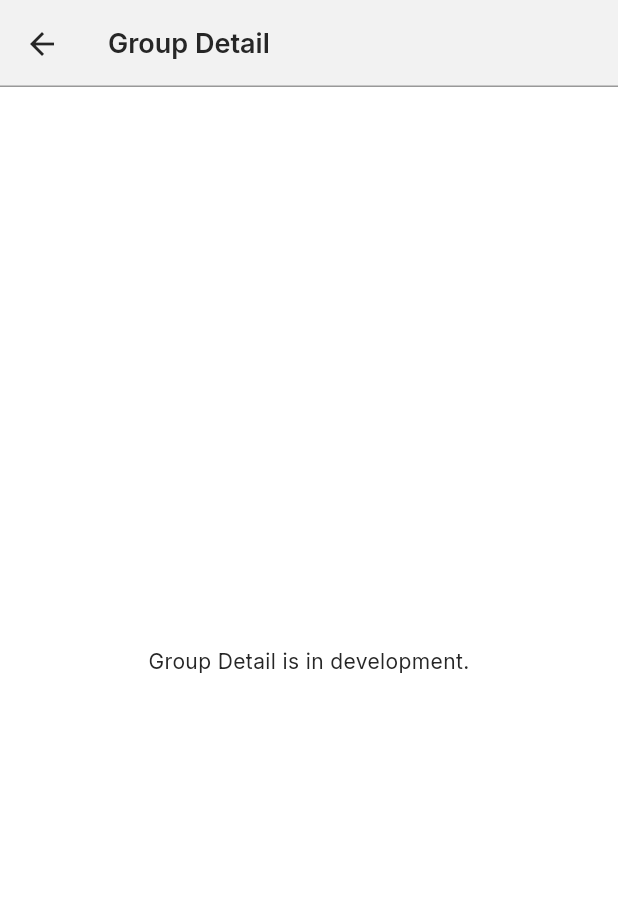
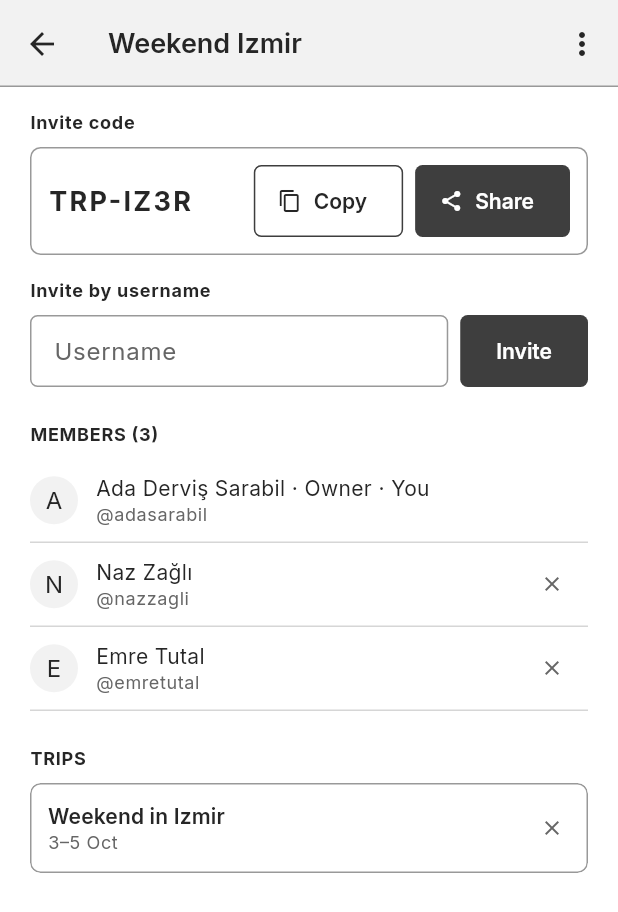
Before and after one commit to adasarabil/TripMate, a Flutter app: the MyGroupsScreen screen opened directly, after a tap on an icon or button, on a phone screen of 412 x 824 dp. Shown: the top 912 px of the screen. Run offline on Flutter 3.47's test engine with Material 3 defaults, Android fonts, the phone set to English and light mode, and no system bars; our stand-ins replace material_ui, share_plus.

Commit message:
Implement group detail with invite, copy and share

```diff
--- /dev/null
+++ b/lib/features/groups/group_detail_screen.dart
@@ -0,0 +1,464 @@
+import 'package:flutter/services.dart';
+import 'package:material_ui/material_ui.dart';
+import 'package:provider/provider.dart';
+import 'package:share_plus/share_plus.dart';
+
+import '../../app/demo_session.dart';
+import '../../app/step22_routes.dart';
+import '../../data/demo_models.dart';
+import '../../data/group_store.dart';
+import '../../data/trip_store.dart';
+import '../../ui/app_theme.dart';
+import '../trips/trip_format.dart';
+import 'groups_common.dart';
+
+/// 19 · Group Detail & Invite.
+class GroupDetailScreen extends StatefulWidget {
+  const GroupDetailScreen({super.key, required this.groupId});
+
+  final String groupId;
+
+  @override
+  State<GroupDetailScreen> createState() => _GroupDetailScreenState();
+}
+
+class _GroupDetailScreenState extends State<GroupDetailScreen> {
+  final _username = TextEditingController();
+  String? _inviteError;
+  var _busy = false;
+
+  @override
+  void dispose() {
+    _username.dispose();
+    super.dispose();
+  }
+
+  void _snack(String message) {
+    ScaffoldMessenger.of(context)
+      ..hideCurrentSnackBar()
+      ..showSnackBar(SnackBar(content: Text(message)));
+  }
+
+  Future<void> _guard(Future<void> Function() action) async {
+    if (_busy) return;
+    _busy = true;
+    try {
+      await action();
+    } finally {
+      _busy = false;
+    }
+  }
+
+  Future<void> _copy(Group group) async {
+    await Clipboard.setData(ClipboardData(text: group.inviteCode));
+    if (mounted) _snack('Invite code ${group.inviteCode} copied.');
+  }
+
+  String _shareText(Group group) =>
+      'Join “${group.name}” on TripMate with invite code ${group.inviteCode}.';
+
+  Future<void> _share(Group group) => _guard(() async {
+    final box = context.findRenderObject() as RenderBox?;
+    try {
+      await SharePlus.instance.share(
+        ShareParams(
+          text: _shareText(group),
+          subject: 'TripMate invite',
+          sharePositionOrigin: box == null
+              ? null
+              : box.localToGlobal(Offset.zero) & box.size,
+        ),
+      );
+    } catch (_) {
+      // No native share sheet (e.g. tests or an unsupported platform).
+      if (!mounted) return;
+      await showModalBottomSheet<void>(
+        context: context,
+        showDragHandle: true,
+        builder: (sheetContext) => _InAppShareSheet(
+          text: _shareText(group),
+          onCopy: () async {
+            Navigator.pop(sheetContext);
+            await _copy(group);
+          },
+        ),
+      );
+    }
+  });
+
+  void _invite(Group group) {
+    final store = context.read<GroupStore>();
+    final result = store.inviteByUsername(group.id, _username.text);
+    final username = GroupStore.normalizeUsername(_username.text);
+    setState(() {
+      _inviteError = switch (result) {
+        InviteResult.added => null,
+        InviteResult.empty => 'Enter a username',
+        InviteResult.unknownUser => 'No user found with @$username',
+        InviteResult.alreadyMember => '@$username is already a member',
+        InviteResult.unknownGroup => 'This group is no longer available',
+      };
+    });
+    if (result == InviteResult.added) {
+      _username.clear();
+      FocusScope.of(context).unfocus();
+      _snack('@$username was added to ${group.name}.');
+    }
+  }
+
+  Future<void> _removeMember(Group group, DemoUser user) => _guard(() async {
+    final confirmed = await confirmAction(
+      context,
+      title: 'Remove member?',
+      message:
+          'Remove ${user.displayName} from ${group.name}? Past expenses '
+          'keep their name.',
+      confirmLabel: 'Remove',
+    );
+    if (!confirmed || !mounted) return;
+    context.read<GroupStore>().removeMember(group.id, user.id);
+  });
+
+  Future<void> _removeTrip(Trip trip) => _guard(() async {
+    final confirmed = await confirmAction(
+      context,
+      title: 'Remove trip?',
+      message: 'Remove “${trip.title}”? It is also removed from My Trips.',
+    );
+    if (!confirmed || !mounted) return;
+    context.read<TripStore>().removeTrip(trip.id);
+  });
+
+  Future<void> _leave(Group group) => _guard(() async {
+    if (!await confirmLeaveGroup(context, group) || !mounted) return;
+    context.read<GroupStore>().leaveGroup(group.id);
+    Navigator.pop(context);
+  });
+
+  @override
+  Widget build(BuildContext context) {
+    final store = context.watch<GroupStore>();
+    final group = store.byId(widget.groupId);
+    if (group == null || !store.isVisible(group.id)) {
+      return _UnavailableGroup(name: group?.name);
+    }
+
+    final theme = Theme.of(context);
+    final userId = context.select((DemoSession s) => s.currentUserId);
+    final isOwner = group.ownerId == userId;
+    final trips = context
+        .watch<TripStore>()
+        .trips
+        .where((trip) => trip.groupId == group.id)
+        .toList();
+    final section = theme.textTheme.labelMedium?.copyWith(
+      fontWeight: FontWeight.w700,
+    );
+    final muted = theme.textTheme.bodySmall?.copyWith(
+      color: theme.colorScheme.onSurfaceVariant,
+    );
+
+    return Scaffold(
+      appBar: AppBar(
+        title: Text(group.name, maxLines: 1, overflow: TextOverflow.ellipsis),
+        actions: [
+          PopupMenuButton<String>(
+            tooltip: 'Group options',
+            icon: const Icon(Icons.more_vert),
+            onSelected: (_) => _leave(group),
+            itemBuilder: (_) => const [
+              PopupMenuItem(value: 'leave', child: Text('Leave group')),
+            ],
+          ),
+        ],
+      ),
+      body: SafeArea(
+        top: false,
+        child: ListView(
+          padding: const EdgeInsets.fromLTRB(
+            AppSpacing.page,
+            AppSpacing.lg,
+            AppSpacing.page,
+            AppSpacing.xxl,
+          ),
+          children: [
+            Text('Invite code', style: section),
+            const SizedBox(height: AppSpacing.sm),
+            Card(
+              child: Padding(
+                padding: const EdgeInsets.all(AppSpacing.md),
+                child: Wrap(
+                  alignment: WrapAlignment.spaceBetween,
+                  crossAxisAlignment: WrapCrossAlignment.center,
+                  spacing: AppSpacing.sm,
+                  runSpacing: AppSpacing.sm,
+                  children: [
+                    SelectableText(
+                      group.inviteCode,
+                      style: theme.textTheme.titleLarge?.copyWith(
+                        fontWeight: FontWeight.w700,
+                        letterSpacing: 1.5,
+                      ),
+                    ),
+                    Row(
+                      mainAxisSize: MainAxisSize.min,
+                      children: [
+                        OutlinedButton.icon(
+                          onPressed: () => _copy(group),
+                          icon: const Icon(Icons.copy, size: 16),
+                          label: const Text('Copy'),
+                        ),
+                        const SizedBox(width: AppSpacing.sm),
+                        FilledButton.icon(
+                          onPressed: () => _share(group),
+                          icon: const Icon(Icons.share, size: 16),
+                          label: const Text('Share'),
+                        ),
+                      ],
+                    ),
+                  ],
+                ),
+              ),
+            ),
+            const SizedBox(height: AppSpacing.lg),
+            Text('Invite by username', style: section),
+            const SizedBox(height: AppSpacing.sm),
+            Row(
+              crossAxisAlignment: CrossAxisAlignment.start,
+              children: [
+                Expanded(
+                  child: TextField(
+                    controller: _username,
+                    autocorrect: false,
+                    textInputAction: TextInputAction.send,
+                    decoration: InputDecoration(
+                      labelText: 'Username',
+                      hintText: '@username',
+                      errorText: _inviteError,
+                    ),
+                    onChanged: (_) {
+                      if (_inviteError != null) {
+                        setState(() => _inviteError = null);
+                      }
+                    },
+                    onSubmitted: (_) => _invite(group),
+                  ),
+                ),
+                const SizedBox(width: AppSpacing.sm),
+                FilledButton(
+                  onPressed: () => _invite(group),
+                  child: const Text('Invite'),
+                ),
+              ],
+            ),
+            const SizedBox(height: AppSpacing.xl),
+            Text('MEMBERS (${group.memberIds.length})', style: section),
+            const SizedBox(height: AppSpacing.sm),
+            for (final id in group.memberIds)
+              _MemberRow(
+                key: ValueKey('member-$id'),
+                userId: id,
+                isOwner: id == group.ownerId,
+                isYou: id == userId,
+                onRemove: isOwner && id != group.ownerId
+                    ? (user) => _removeMember(group, user)
+                    : null,
+              ),
+            const SizedBox(height: AppSpacing.xl),
+            Text('TRIPS', style: section),
+            const SizedBox(height: AppSpacing.sm),
+            if (trips.isEmpty)
+              Text('No trips for this group yet.', style: muted),
+            for (final trip in trips)
+              Padding(
+                key: ValueKey('trip-${trip.id}'),
+                padding: const EdgeInsets.only(bottom: AppSpacing.sm),
+                child: Card(
+                  clipBehavior: Clip.antiAlias,
+                  child: Row(
+                    children: [
+                      Expanded(
+                        child: InkWell(
+                          onTap: () => Navigator.pushNamed<void>(
+                            context,
+                            AppRoute.tripDetail,
+                            arguments: trip.id,
+                          ),
+                          child: Padding(
+                            padding: const EdgeInsets.all(AppSpacing.md),
+                            child: Column(
+                              crossAxisAlignment: CrossAxisAlignment.start,
+                              children: [
+                                Text(
+                                  trip.title,
+                                  style: theme.textTheme.titleSmall,
+                                  maxLines: 2,
+                                  overflow: TextOverflow.ellipsis,
+                                ),
+                                Text(
+                                  TripFormat.dateRange(trip.start, trip.end),
+                                  style: muted,
+                                ),
+                              ],
+                            ),
+                          ),
+                        ),
+                      ),
+                      IconButton(
+                        tooltip: 'Remove ${trip.title}',
+                        onPressed: () => _removeTrip(trip),
+                        icon: const Icon(Icons.close, size: 16),
+                      ),
+                    ],
+                  ),
+                ),
+              ),
+          ],
+        ),
+      ),
+    );
+  }
+}
+
+class _MemberRow extends StatelessWidget {
+  const _MemberRow({
+    super.key,
+    required this.userId,
+    required this.isOwner,
+    required this.isYou,
+    required this.onRemove,
+  });
+
+  final String userId;
+  final bool isOwner;
+  final bool isYou;
+  final ValueChanged<DemoUser>? onRemove;
+
+  @override
+  Widget build(BuildContext context) {
+    final theme = Theme.of(context);
+    final user = demoUsers[userId];
+    final name = user?.displayName ?? userId;
+    final tags = [if (isOwner) 'Owner', if (isYou) 'You'].join(' · ');
+    return Container(
+      constraints: const BoxConstraints(minHeight: 56),
+      decoration: BoxDecoration(
+        border: Border(
+          bottom: BorderSide(color: theme.colorScheme.outlineVariant),
+        ),
+      ),
+      child: Row(
+        children: [
+          CircleAvatar(
+            radius: 16,
+            backgroundColor: theme.colorScheme.surfaceContainerHighest,
+            foregroundColor: theme.colorScheme.onSurface,
+            child: Text(name.characters.first.toUpperCase()),
+          ),
+          const SizedBox(width: AppSpacing.md),
+          Expanded(
+            child: Column(
+              crossAxisAlignment: CrossAxisAlignment.start,
+              mainAxisSize: MainAxisSize.min,
+              children: [
+                Text(
+                  tags.isEmpty ? name : '$name · $tags',
+                  style: theme.textTheme.bodyMedium,
+                  maxLines: 1,
+                  overflow: TextOverflow.ellipsis,
+                ),
+                if (user != null)
+                  Text(
+                    '@${user.username}',
+                    style: theme.textTheme.bodySmall?.copyWith(
+                      color: theme.colorScheme.onSurfaceVariant,
+                    ),
+                  ),
+              ],
+            ),
+          ),
+          if (onRemove != null && user != null)
+            IconButton(
+              tooltip: 'Remove $name',
+              onPressed: () => onRemove!(user),
+              icon: const Icon(Icons.close, size: 16),
+            ),
+        ],
+      ),
+    );
+  }
+}
+
+class _InAppShareSheet extends StatelessWidget {
+  const _InAppShareSheet({required this.text, required this.onCopy});
+
+  final String text;
+  final VoidCallback onCopy;
+
+  @override
+  Widget build(BuildContext context) {
+    final theme = Theme.of(context);
+    return SafeArea(
+      child: Padding(
+        padding: const EdgeInsets.fromLTRB(
+          AppSpacing.page,
+          0,
+          AppSpacing.page,
+          AppSpacing.page,
+        ),
+        child: Column(
+          mainAxisSize: MainAxisSize.min,
+          crossAxisAlignment: CrossAxisAlignment.stretch,
+          children: [
+            Text('Share invite', style: theme.textTheme.titleLarge),
+            const SizedBox(height: AppSpacing.sm),
+            Text(text, style: theme.textTheme.bodyMedium),
+            const SizedBox(height: AppSpacing.lg),
+            FilledButton.icon(
+              onPressed: onCopy,
+              icon: const Icon(Icons.copy, size: 16),
+              label: const Text('Copy invite code'),
+            ),
+          ],
+        ),
+      ),
+    );
+  }
+}
+
+class _UnavailableGroup extends StatelessWidget {
+  const _UnavailableGroup({this.name});
+
+  final String? name;
+
+  @override
+  Widget build(BuildContext context) {
+    final theme = Theme.of(context);
+    return Scaffold(
+      appBar: AppBar(title: Text(name ?? 'Group')),
+      body: Center(
+        child: Padding(
+          padding: const EdgeInsets.all(AppSpacing.page),
+          child: Column(
+            mainAxisSize: MainAxisSize.min,
+            children: [
+              Text(
+                name == null
+                    ? 'This group is no longer available.'
+                    : 'You are no longer a member of $name. Join again with '
+                          'its invite code to see it.',
+                textAlign: TextAlign.center,
+                style: theme.textTheme.bodyMedium,
+              ),
+              const SizedBox(height: AppSpacing.lg),
+              FilledButton(
+                onPressed: () => Navigator.maybePop(context),
+                child: const Text('Back to My Groups'),
+              ),
+            ],
+          ),
+        ),
+      ),
+    );
+  }
+}
--- a/lib/features/groups/step22_groups.dart
+++ b/lib/features/groups/step22_groups.dart
@@ -1,12 +1,12 @@
 import 'package:flutter/widgets.dart';
 
 import '../../ui/app_widgets.dart';
+import 'group_detail_screen.dart';
 import 'my_groups_screen.dart';
 
 Widget groupsTab() => const MyGroupsScreen();
 
-Widget groupDetailScreen(String groupId) =>
-    const PendingStep22Screen('Group Detail');
+Widget groupDetailScreen(String groupId) => GroupDetailScreen(groupId: groupId);
 
 Widget joinGroupScreen() => const PendingStep22Screen('Join Group');
 
```
